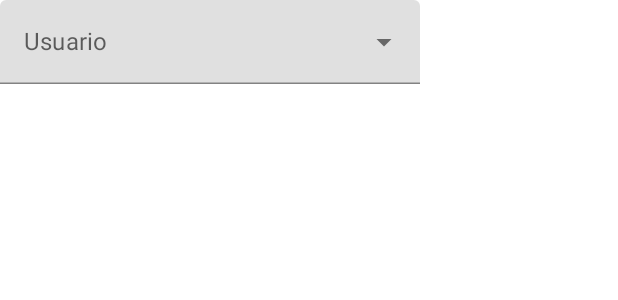
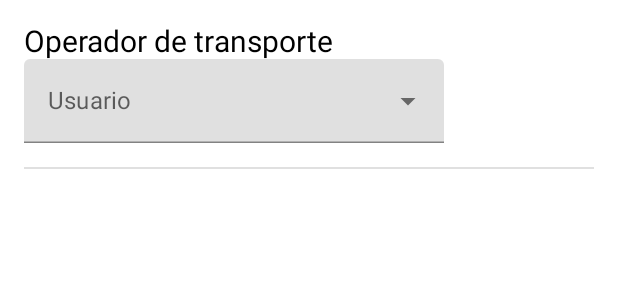
Before and after one commit to Gfg92/CartaPortes, an Android app built with Jetpack Compose: the @Preview function SelectedUserUI, on a phone screen of 412 x 824 dp. Shown: the top 300 px of the screen. Run offline under Robolectric (Android 15) with nearby library versions, the phone set to English and light mode, and no system bars; our stand-ins replace Firebase (no records; nobody signed in at launch, a user with empty details on screens opened directly).

Commit message:
Initial commit

```diff
--- a/app/src/main/java/com/example/cartaportes/project/screens/mainScreen/FirstScreen.kt
+++ b/app/src/main/java/com/example/cartaportes/project/screens/mainScreen/FirstScreen.kt
@@ -1,13 +1,22 @@
 package com.example.cartaportes.project.screens.mainScreen
 
+import androidx.compose.foundation.layout.Arrangement
+import androidx.compose.foundation.layout.Column
+import androidx.compose.foundation.layout.fillMaxSize
+import androidx.compose.foundation.layout.padding
 import androidx.compose.material.*
 import androidx.compose.runtime.*
+import androidx.compose.ui.Alignment
+import androidx.compose.ui.Modifier
 import androidx.compose.ui.res.stringResource
+import androidx.compose.ui.tooling.preview.Preview
+import androidx.compose.ui.unit.dp
+import androidx.compose.ui.unit.sp
 import com.example.cartaportes.R
 import com.example.cartaportes.project.db.getUserList
 
 
-
+@Preview(showBackground = true, showSystemUi = true)
 @OptIn(ExperimentalMaterialApi::class)
 @Composable
 fun SelectedUserUI() {
@@ -19,6 +28,12 @@ fun SelectedUserUI() {
     var expanded by remember {
         mutableStateOf(false)
     }
+
+    Column(
+        modifier = Modifier.padding(16.dp)
+    ) {
+        Text(text = stringResource(id = R.string.operador_transporte), fontSize = 20.sp)
+
         ExposedDropdownMenuBox(
             expanded = expanded,
             onExpandedChange = {
@@ -60,4 +75,9 @@ fun SelectedUserUI() {
                 }
             }
         }
+        Divider(modifier = Modifier.padding(top = 16.dp))
+
+
     }
+
+}
--- a/app/src/main/res/values/strings.xml
+++ b/app/src/main/res/values/strings.xml
@@ -4,5 +4,7 @@
     <string name="title_page">¡Bienvenid@!</string>
     <string name="content_description_truck">Camión</string>
     <string name="text_button">Acceder</string>
+
+    <string name="operador_transporte">Operador de transporte</string>
     <string name="label_usuario">Usuario</string>
 </resources>
```
Lines whose indentation alone changed are shown as unchanged.
